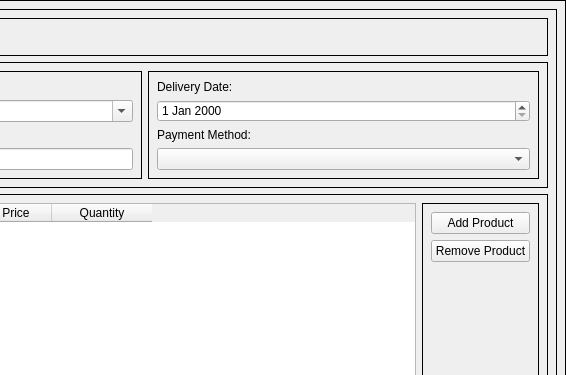
First picture: the form in Screens/MainMenuScreens/Records/Add_Receipt.ui, repository Bideiro/Ranil_project_py, before the edit; both pictures show x 276 to 842 and y 0 to 375 of the 842 by 599 pixel window.
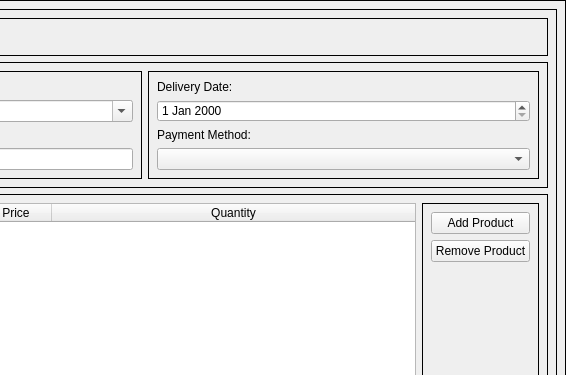
Second picture: the form after the edit.

Commit message: working receipts suppliier

```diff
--- a/Screens/MainMenuScreens/Records/Add_Receipt.ui
+++ b/Screens/MainMenuScreens/Records/Add_Receipt.ui
@@ -126,6 +126,9 @@
          <layout class="QHBoxLayout" name="horizontalLayout">
           <item>
            <widget class="QTableWidget" name="Products_Table">
+            <property name="sizeAdjustPolicy">
+             <enum>QAbstractScrollArea::AdjustToContents</enum>
+            </property>
             <property name="editTriggers">
              <set>QAbstractItemView::NoEditTriggers</set>
             </property>
@@ -135,9 +138,18 @@
             <property name="sortingEnabled">
              <bool>true</bool>
             </property>
+            <attribute name="horizontalHeaderMinimumSectionSize">
+             <number>32</number>
+            </attribute>
+            <attribute name="horizontalHeaderStretchLastSection">
+             <bool>true</bool>
+            </attribute>
             <attribute name="verticalHeaderVisible">
              <bool>false</bool>
             </attribute>
+            <attribute name="verticalHeaderMinimumSectionSize">
+             <number>24</number>
+            </attribute>
             <column>
              <property name="text">
               <string>Product ID</string>
```
The commit also changes 39 other files.
